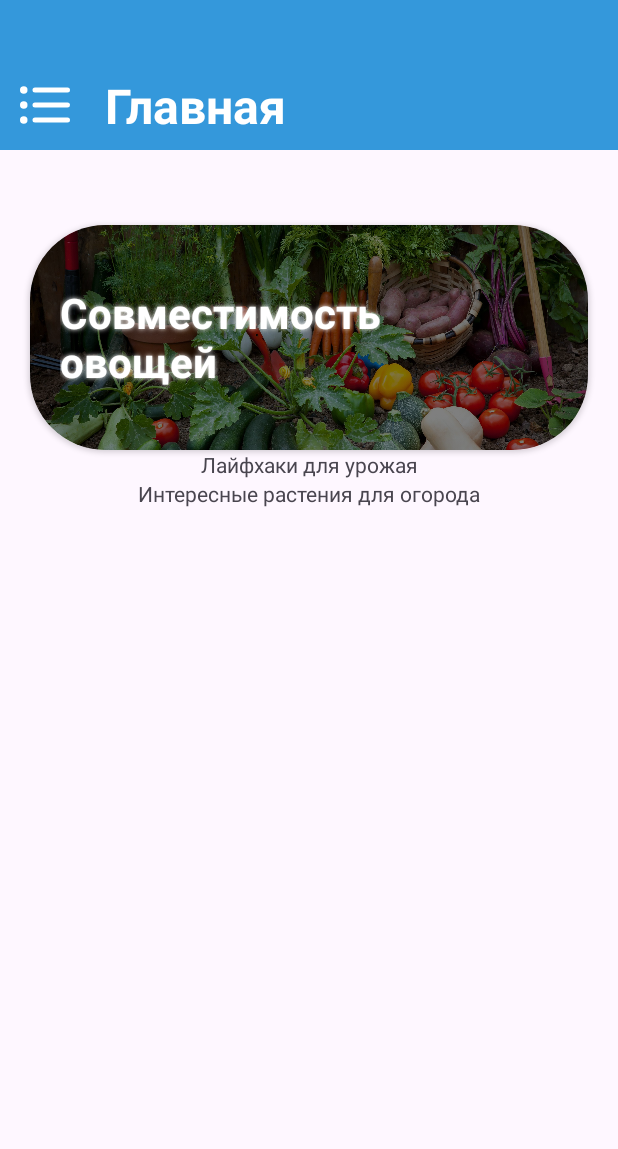
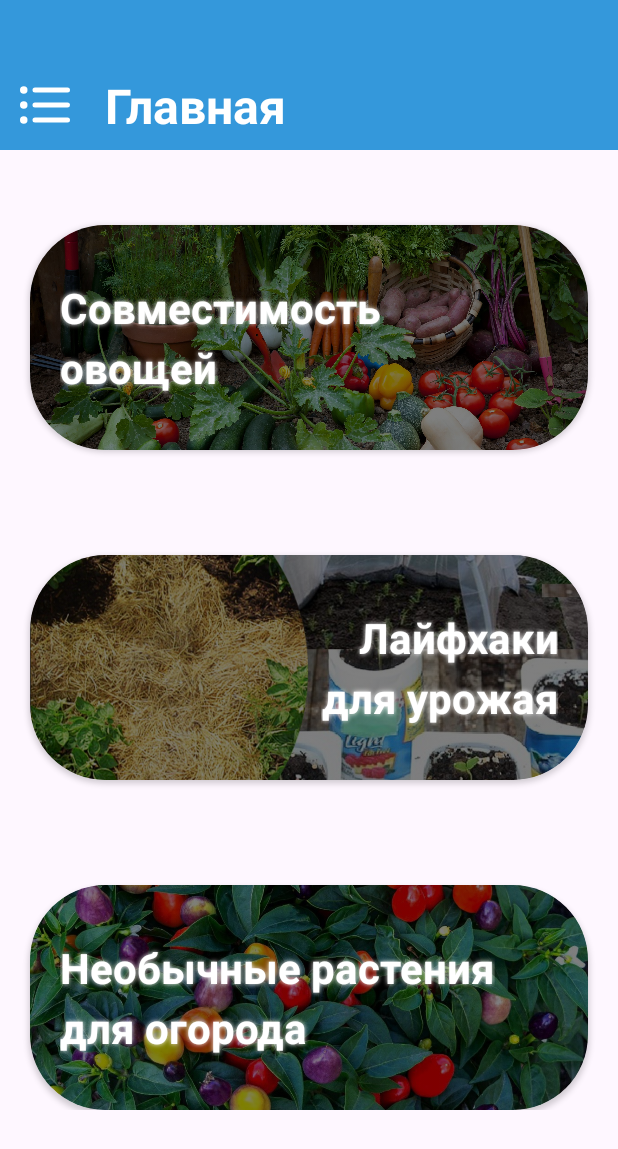
Before and after one commit to Pikatoise/MyGarden, an Android app: the HomeFragment screen opened directly, with no data from a screen before it, on a phone screen of 412 x 824 dp. Shown: the top 1149 px of the screen. Run offline under Robolectric (Android 15) with nearby library versions, the phone set to English and light mode, and no system bars.

Commit message:
complete home fragment and info activities

```diff
--- a/app/src/main/java/com/example/mygarden/HomeFragment.kt
+++ b/app/src/main/java/com/example/mygarden/HomeFragment.kt
@@ -1,5 +1,7 @@
 package com.example.mygarden
 
+import android.content.Intent
+import android.content.pm.ActivityInfo
 import android.os.Bundle
 import androidx.fragment.app.Fragment
 import android.view.LayoutInflater
@@ -16,6 +18,26 @@ class HomeFragment : Fragment() {
 	): View? {
 		binding = FragmentHomeBinding.inflate(inflater,container,false)
 
+		binding.apply {
+			cvCompability.setOnClickListener {
+				val intent = Intent(this@HomeFragment.context,InfoCompabilityActivity::class.java)
+
+				startActivity(intent)
+			}
+
+			cvLifehacks.setOnClickListener {
+				val intent = Intent(this@HomeFragment.context,InfoLifehacksActivity::class.java)
+
+				startActivity(intent)
+			}
+
+			cvIntrestingPlants.setOnClickListener {
+				val intent = Intent(this@HomeFragment.context,InfoPlantsActivity::class.java)
+
+				startActivity(intent)
+			}
+		}
+
 		return binding.root
 	}
 }
--- a/app/src/main/res/layout/fragment_about.xml
+++ b/app/src/main/res/layout/fragment_about.xml
@@ -179,7 +179,7 @@
 
                 <TextView
                     android:id="@+id/tv_developer_contacts_vk"
-                    android:layout_width="150dp"
+                    android:layout_width="140dp"
                     android:layout_height="40dp"
                     android:text="VK"
                     android:textColor="@color/blue_main"
@@ -194,7 +194,7 @@
 
                 <RelativeLayout
                     android:id="@+id/rl_developer_contacts_telegram"
-                    android:layout_width="150dp"
+                    android:layout_width="140dp"
                     android:layout_height="40dp"
                     android:gravity="center"
                     android:background="@drawable/shape_rounded"
--- a/app/src/main/res/layout/fragment_home.xml
+++ b/app/src/main/res/layout/fragment_home.xml
@@ -35,20 +35,23 @@
             android:textSize="32sp"
             android:textStyle="bold"
             android:textColor="@color/white"/>
-
     </androidx.constraintlayout.widget.ConstraintLayout>
 
+    <LinearLayout
+        android:layout_width="match_parent"
+        android:layout_height="wrap_content"
+        android:orientation="vertical"
+        app:layout_constraintStart_toStartOf="parent"
+        app:layout_constraintEnd_toEndOf="parent"
+        app:layout_constraintTop_toBottomOf="@id/cl_header">
         <androidx.cardview.widget.CardView
-        android:id="@+id/tv_page_compability"
+            android:id="@+id/cv_compability"
             android:layout_width="match_parent"
             android:layout_height="150dp"
             android:layout_marginTop="50dp"
             android:layout_marginHorizontal="20dp"
             android:backgroundTint="@color/black"
-        app:cardCornerRadius="50dp"
-        app:layout_constraintStart_toStartOf="parent"
-        app:layout_constraintEnd_toEndOf="parent"
-        app:layout_constraintTop_toBottomOf="@id/cl_header">
+            app:cardCornerRadius="50dp">
             <ImageView
                 android:layout_width="match_parent"
                 android:layout_height="match_parent"
@@ -62,32 +65,72 @@
                 android:text="Совместимость\nовощей"
                 android:layout_marginStart="20dp"
                 android:layout_gravity="center_vertical"
+                android:lineHeight="40dp"
                 android:textSize="28sp"
                 android:shadowRadius="4"
                 android:shadowColor="@color/white"
                 android:textStyle="bold"
                 android:textColor="@color/white"/>
-
         </androidx.cardview.widget.CardView>
 
-
+        <androidx.cardview.widget.CardView
+            android:id="@+id/cv_lifehacks"
+            android:layout_width="match_parent"
+            android:layout_height="150dp"
+            android:layout_marginTop="70dp"
+            android:layout_marginHorizontal="20dp"
+            android:backgroundTint="@color/black"
+            app:cardCornerRadius="50dp">
+            <ImageView
+                android:layout_width="match_parent"
+                android:layout_height="match_parent"
+                android:src="@drawable/lifehacks"
+                android:scaleType="centerCrop"
+                android:alpha="0.5"/>
 
             <TextView
-        android:id="@+id/tv_page_lifehacks"
                 android:layout_width="wrap_content"
                 android:layout_height="wrap_content"
-        android:text="Лайфхаки для урожая"
-        app:layout_constraintStart_toStartOf="parent"
-        app:layout_constraintEnd_toEndOf="parent"
-        app:layout_constraintTop_toBottomOf="@id/tv_page_compability"/>
+                android:text="Лайфхаки\nдля урожая"
+                android:lineHeight="40dp"
+                android:layout_gravity="center_vertical|end"
+                android:gravity="end"
+                android:layout_marginEnd="20dp"
+                android:textSize="28sp"
+                android:shadowRadius="4"
+                android:shadowColor="@color/white"
+                android:textStyle="bold"
+                android:textColor="@color/white"/>
+        </androidx.cardview.widget.CardView>
+
+        <androidx.cardview.widget.CardView
+            android:id="@+id/cv_intresting_plants"
+            android:layout_width="match_parent"
+            android:layout_height="150dp"
+            android:layout_marginTop="70dp"
+            android:layout_marginHorizontal="20dp"
+            android:backgroundTint="@color/black"
+            app:cardCornerRadius="50dp">
+            <ImageView
+                android:layout_width="match_parent"
+                android:layout_height="match_parent"
+                android:src="@drawable/intresting_plants"
+                android:scaleType="centerCrop"
+                android:alpha="0.5"/>
 
             <TextView
-        android:id="@+id/tv_page_intresting_plant"
                 android:layout_width="wrap_content"
                 android:layout_height="wrap_content"
-        android:text="Интересные растения для огорода"
-        app:layout_constraintStart_toStartOf="parent"
-        app:layout_constraintEnd_toEndOf="parent"
-        app:layout_constraintTop_toBottomOf="@id/tv_page_lifehacks"/>
+                android:text="Необычные растения\nдля огорода"
+                android:layout_marginStart="20dp"
+                android:lineHeight="40dp"
+                android:layout_gravity="center_vertical"
+                android:textSize="28sp"
+                android:shadowRadius="4"
+                android:shadowColor="@color/white"
+                android:textStyle="bold"
+                android:textColor="@color/white"/>
+        </androidx.cardview.widget.CardView>
+    </LinearLayout>
 
 </androidx.constraintlayout.widget.ConstraintLayout>
```
Also changed, not shown: app/src/main/AndroidManifest.xml (+14 -3 lines), app/src/main/java/com/example/mygarden/InfoCompabilityActivity.kt (added, +26 -0 lines), app/src/main/java/com/example/mygarden/InfoLifehacksActivity.kt (added, +26 -0 lines), app/src/main/java/com/example/mygarden/InfoPlantsActivity.kt (added, +26 -0 lines), app/src/main/res/drawable/ic_close.xml (added, +9 -0 lines), app/src/main/res/layout/activity_info_compability.xml (added, +69 -0 lines), app/src/main/res/layout/activity_info_lifehacks.xml (added, +69 -0 lines), app/src/main/res/layout/activity_info_plants.xml (added, +69 -0 lines), app/src/main/res/drawable/intresting_plants.jpg (added), app/src/main/res/drawable/lifehacks.jpg (added), 2 other files. Lines whose indentation alone changed are shown as unchanged.
